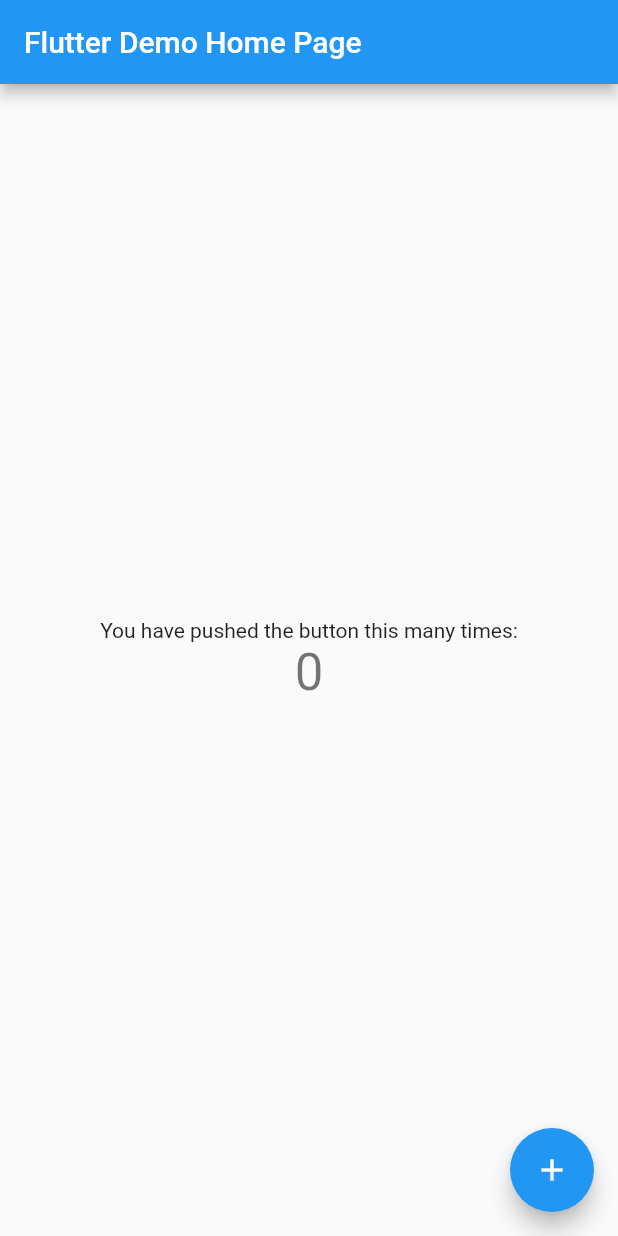
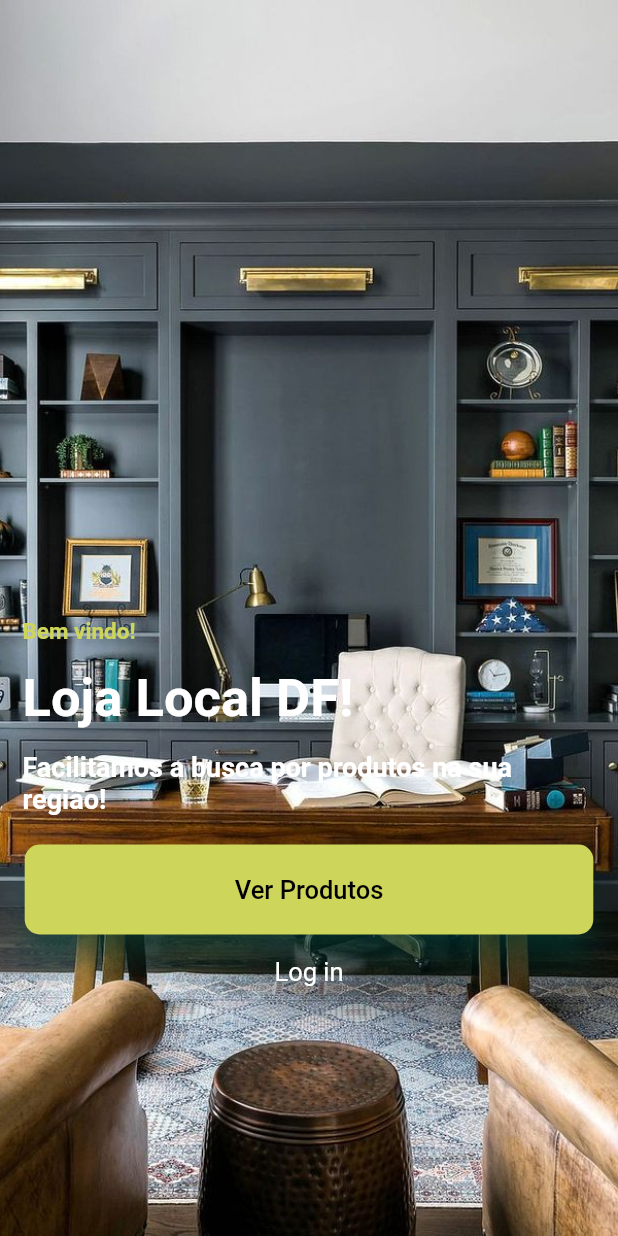
Before and after one commit to joao4018/app_all, a Flutter app: the screen it shows after launch, on a phone screen of 412 x 824 dp. Run offline on Flutter 3.47's test engine with Material 2 defaults, Android fonts, the phone set to English and light mode, and no system bars; Roboto replaces fonts that are missing (Caveat).

Commit message:
Created a home screen

```diff
--- a/lib/main.dart
+++ b/lib/main.dart
@@ -1,3 +1,4 @@
+import 'package:all_app/screens/home.dart';
 import 'package:flutter/material.dart';
 
 void main() {
@@ -24,92 +25,9 @@
         // is not restarted.
         primarySwatch: Colors.blue,
       ),
-      home: const MyHomePage(title: 'Flutter Demo Home Page'),
+      home: HomePage(),
+      debugShowCheckedModeBanner: false,
+
     );
   }
 }
-
-class MyHomePage extends StatefulWidget {
-  const MyHomePage({Key? key, required this.title}) : super(key: key);
-
-  // This widget is the home page of your application. It is stateful, meaning
-  // that it has a State object (defined below) that contains fields that affect
-  // how it looks.
-
-  // This class is the configuration for the state. It holds the values (in this
-  // case the title) provided by the parent (in this case the App widget) and
-  // used by the build method of the State. Fields in a Widget subclass are
-  // always marked "final".
-
-  final String title;
-
-  @override
-  State<MyHomePage> createState() => _MyHomePageState();
-}
-
-class _MyHomePageState extends State<MyHomePage> {
-  int _counter = 0;
-
-  void _incrementCounter() {
-    setState(() {
-      // This call to setState tells the Flutter framework that something has
-      // changed in this State, which causes it to rerun the build method below
-      // so that the display can reflect the updated values. If we changed
-      // _counter without calling setState(), then the build method would not be
-      // called again, and so nothing would appear to happen.
-      _counter++;
-    });
-  }
-
-  @override
-  Widget build(BuildContext context) {
-    // This method is rerun every time setState is called, for instance as done
-    // by the _incrementCounter method above.
-    //
-    // The Flutter framework has been optimized to make rerunning build methods
-    // fast, so that you can just rebuild anything that needs updating rather
-    // than having to individually change instances of widgets.
-    return Scaffold(
-      appBar: AppBar(
-        // Here we take the value from the MyHomePage object that was created by
-        // the App.build method, and use it to set our appbar title.
-        title: Text(widget.title),
-      ),
-      body: Center(
-        // Center is a layout widget. It takes a single child and positions it
-        // in the middle of the parent.
-        child: Column(
-          // Column is also a layout widget. It takes a list of children and
-          // arranges them vertically. By default, it sizes itself to fit its
-          // children horizontally, and tries to be as tall as its parent.
-          //
-          // Invoke "debug painting" (press "p" in the console, choose the
-          // "Toggle Debug Paint" action from the Flutter Inspector in Android
-          // Studio, or the "Toggle Debug Paint" command in Visual Studio Code)
-          // to see the wireframe for each widget.
-          //
-          // Column has various properties to control how it sizes itself and
-          // how it positions its children. Here we use mainAxisAlignment to
-          // center the children vertically; the main axis here is the vertical
-          // axis because Columns are vertical (the cross axis would be
-          // horizontal).
-          mainAxisAlignment: MainAxisAlignment.center,
-          children: <Widget>[
-            const Text(
-              'You have pushed the button this many times:',
-            ),
-            Text(
-              '$_counter',
-              style: Theme.of(context).textTheme.headline4,
-            ),
-          ],
-        ),
-      ),
-      floatingActionButton: FloatingActionButton(
-        onPressed: _incrementCounter,
-        tooltip: 'Increment',
-        child: const Icon(Icons.add),
-      ), // This trailing comma makes auto-formatting nicer for build methods.
-    );
-  }
-}
--- /dev/null
+++ b/lib/screens/home.dart
@@ -0,0 +1,117 @@
+import 'package:flutter/cupertino.dart';
+import 'package:flutter/material.dart';
+import 'package:flutter/painting.dart';
+import 'package:flutter/widgets.dart';
+
+class HomePage extends StatelessWidget {
+  @override
+  Widget build(BuildContext context) {
+    Size screenSize = MediaQuery.of(context).size;
+    Orientation orientation = MediaQuery.of(context).orientation;
+    final ButtonStyle style =
+        ElevatedButton.styleFrom(textStyle: const TextStyle(fontSize: 20));
+
+    return Scaffold(
+      body: Container(
+        height: screenSize.height,
+        width: screenSize.width,
+        child: Column(
+          children: [
+            Container(
+              margin: EdgeInsets.fromLTRB(15, screenSize.width * 1, 15, 0),
+              width: screenSize.width,
+              child: Column(
+                crossAxisAlignment: CrossAxisAlignment.start,
+                children: [
+                  Container(
+                      child: Text(
+                    "Bem vindo!",
+                    textAlign: TextAlign.left,
+                    style: TextStyle(
+                        fontSize: 15,
+                        color: Color(0xFFCED55B),
+                        fontFamily: "Caveat",
+                        fontWeight: FontWeight.w700),
+                  )),
+                  SizedBox(height: 15),
+                  Container(
+                      child: Text(
+                    "Loja Local DF!",
+                    textAlign: TextAlign.left,
+                    style: TextStyle(
+                        fontSize: 35,
+                        color: Colors.white,
+                        fontFamily: "Caveat",
+                        fontWeight: FontWeight.w700),
+                  )),
+                  SizedBox(height: 15),
+                  Container(
+                      child: Text(
+                    "Facilitamos a busca por produtos na sua região!",
+                    textAlign: TextAlign.left,
+                    style: TextStyle(
+                        fontSize: 18,
+                        color: Colors.white,
+                        fontFamily: "Caveat",
+                        fontWeight: FontWeight.w700),
+                  ))
+                ],
+              ),
+            ),
+            SizedBox(height: 20),
+            Container(
+              child: Column(children: [
+                ElevatedButton(
+                  child: Text("Ver Produtos",
+                      style: TextStyle(
+                          color: Colors.black,
+                          fontSize: 17,
+                          fontStyle: FontStyle.normal)),
+                  style: ElevatedButton.styleFrom(
+                      shape: new RoundedRectangleBorder(
+                        borderRadius: new BorderRadius.circular(10.0),
+                      ),
+                      primary: Color(0xFFCED55B),
+                      onSurface: Colors.grey,
+                      // side: BorderSide(color: Colors.black, width: 1),
+                      elevation: 10,
+                      minimumSize: Size(150, 50),
+                      shadowColor: Colors.teal,
+                      padding:
+                          EdgeInsets.symmetric(vertical: 20, horizontal: 140)),
+                  onPressed: () {},
+                ),
+                Container(
+                    height: screenSize.height * 0.06,
+                    width: screenSize.width * 0.2,
+                    child: TextButton(
+                      style: TextButton.styleFrom(
+                        textStyle: const TextStyle(fontSize: 10),
+                      ),
+                      onPressed: () {},
+                      child: const Text(
+                        'Log in',
+                        style: TextStyle(
+                            color: Colors.white,
+                            fontSize: 17,
+                            fontStyle: FontStyle.normal),
+                      ),
+                    )
+                    // child: ButtonTe,
+                    ),
+              ]),
+            )
+          ],
+        ),
+        decoration: const BoxDecoration(
+          color: Colors.white,
+          image: DecorationImage(
+            opacity: 35,
+            image: AssetImage("assets/images/welcomePage.jpg"),
+            fit: BoxFit.cover,
+          ),
+        ),
+      ),
+    );
+  }
+}
--- a/pubspec.yaml
+++ b/pubspec.yaml
@@ -57,9 +57,9 @@
   # the material Icons class.
   uses-material-design: true
 
-  # To add assets to your application, add an assets section, like this:
-  # assets:
-  #   - images/a_dot_burr.jpeg
+#   To add assets to your application, add an assets section, like this:
+  assets:
+    - assets/images/
   #   - images/a_dot_ham.jpeg
 
   # An image asset can refer to one or more resolution-specific "variants", see
```
Also changed, not shown: assets/images/welcomePage.jpg (added).
